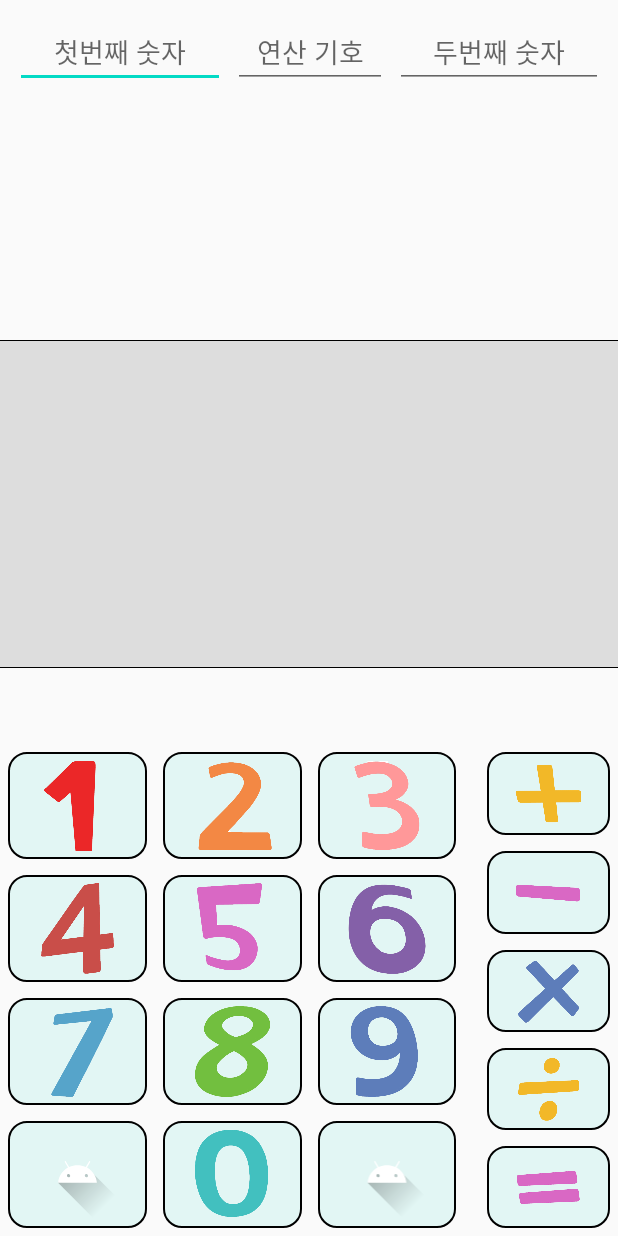
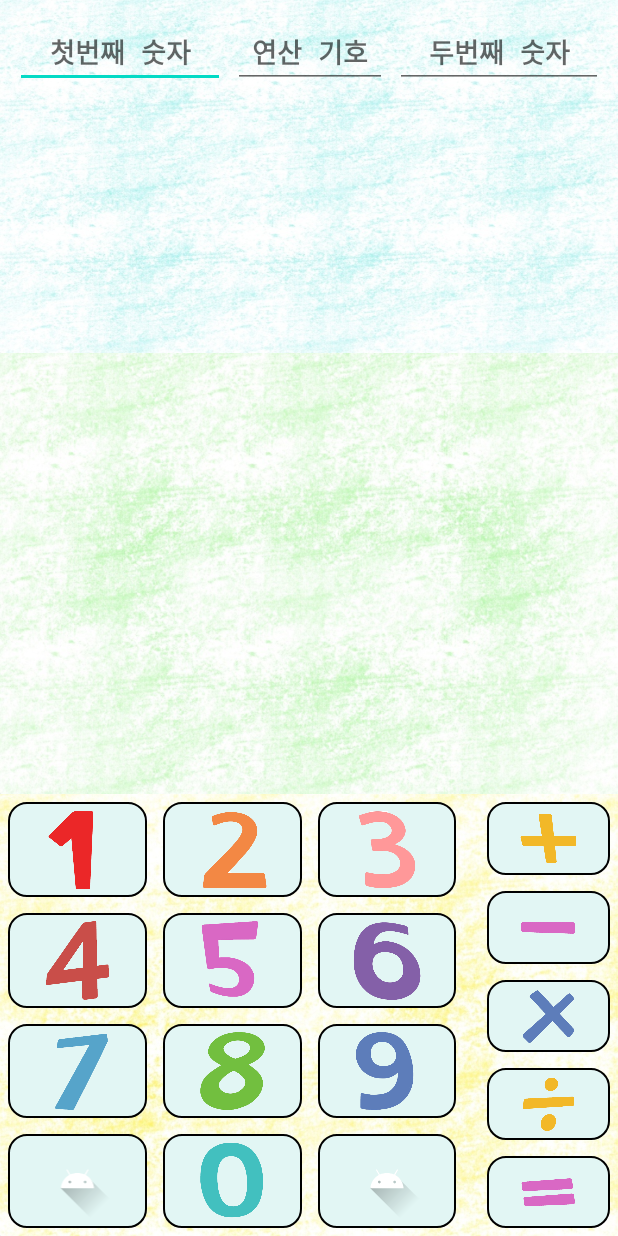
Before and after one commit to ddophi98/IndividualProjcet-FruitCalculater, an Android app: the layout activity_main.xml on its own in the app's theme, with its tools: preview values and no code run, on a phone screen of 412 x 824 dp. Run offline under Robolectric (Android 15) with nearby library versions, the phone set to English and light mode, and no system bars.

Commit message:
Renew overall design

```diff
--- a/app/src/main/res/drawable/layout_border.xml
+++ /dev/null
@@ -1,18 +0,0 @@
-<?xml version="1.0" encoding="utf-8"?>
-<layer-list xmlns:android="http://schemas.android.com/apk/res/android">
-    <item>
-        <shape
-            android:shape="rectangle">
-            <stroke android:width="1dp"
-                android:color="#FF000000"/>
-            <solid android:color="#FFDDDDDD"/>
-        </shape>
-    </item>
-
-    <item android:top="1dp" android:bottom="1dp">
-        <shape android:shape="rectangle">
-            <stroke android:width="1dp" android:color="#FFDDDDDD" />
-            <solid android:color="#00000000" />
-        </shape>
-    </item>
-</layer-list>
--- a/app/src/main/res/layout/activity_main.xml
+++ b/app/src/main/res/layout/activity_main.xml
@@ -4,14 +4,15 @@
     xmlns:tools="http://schemas.android.com/tools"
     android:layout_width="match_parent"
     android:layout_height="match_parent"
-    tools:context=".MainActivity"
-    android:orientation="vertical">
+    android:orientation="vertical"
+    tools:context=".MainActivity">
 
     <androidx.constraintlayout.widget.ConstraintLayout
         android:id="@+id/topLayout"
         android:layout_width="match_parent"
         android:layout_height="0dp"
-        android:layout_weight="1"
+        android:layout_weight="0.8"
+        android:background="@drawable/background1"
         app:layout_constraintEnd_toEndOf="parent"
         app:layout_constraintStart_toStartOf="parent"
         app:layout_constraintTop_toTopOf="parent">
@@ -32,14 +33,15 @@
                 android:layout_marginStart="10dp"
                 android:layout_weight="1" />
 
-            <TextView
-                android:id="@+id/txtOperator"
+            <ImageView
+                android:id="@+id/operatorShow"
                 android:layout_width="0dp"
                 android:layout_height="wrap_content"
                 android:layout_gravity="center"
+                android:layout_margin="8dp"
                 android:layout_weight="1"
                 android:gravity="center"
-                android:textAppearance="@style/TextAppearance.AppCompat.Large" />
+                android:padding="20dp" />
 
             <ImageView
                 android:id="@+id/imgShow2"
@@ -55,8 +57,12 @@
                 android:layout_gravity="center"
                 android:layout_marginEnd="10dp"
                 android:layout_weight="1"
+                android:fontFamily="monospace"
                 android:gravity="center"
                 android:textAppearance="@style/TextAppearance.AppCompat.Large"
+                android:textColor="@color/numberShowColor"
+                android:textSize="35sp"
+                android:textStyle="bold"
                 android:visibility="gone" />
         </LinearLayout>
 
@@ -77,10 +83,12 @@
                 android:layout_marginStart="10dp"
                 android:layout_weight="1"
                 android:ems="10"
+                android:fontFamily="monospace"
                 android:gravity="center"
                 android:hint="첫번째 숫자"
                 android:inputType="textPersonName"
-                android:maxLength="1" />
+                android:maxLength="1"
+                android:textStyle="bold" />
 
             <EditText
                 android:id="@+id/operator"
@@ -91,10 +99,12 @@
                 android:layout_marginRight="5dp"
                 android:layout_weight="1.5"
                 android:ems="10"
+                android:fontFamily="monospace"
                 android:gravity="center"
                 android:hint="연산 기호"
                 android:inputType="textPersonName"
-                android:maxLength="1" />
+                android:maxLength="1"
+                android:textStyle="bold" />
 
             <EditText
                 android:id="@+id/secondNumber"
@@ -104,10 +114,12 @@
                 android:layout_marginEnd="10dp"
                 android:layout_weight="1"
                 android:ems="10"
+                android:fontFamily="monospace"
                 android:gravity="center"
                 android:hint="두번째 숫자"
                 android:inputType="textPersonName"
-                android:maxLength="1" />
+                android:maxLength="1"
+                android:textStyle="bold" />
         </LinearLayout>
 
     </androidx.constraintlayout.widget.ConstraintLayout>
@@ -116,9 +128,9 @@
         android:id="@+id/middleLayout"
         android:layout_width="match_parent"
         android:layout_height="0dp"
-        android:layout_marginTop="8dp"
         android:layout_weight="1"
-        android:background="@drawable/layout_border">
+        android:background="@drawable/background2"
+        android:paddingTop="8dp">
 
         <ImageView
             android:id="@+id/testImg0"
@@ -202,9 +214,8 @@
             android:layout_marginTop="8dp"
             android:layout_marginBottom="8dp"
             android:alpha="0.0"
-            app:layout_constraintBottom_toBottomOf="parent"
+            app:layout_constraintBottom_toTopOf="@+id/txtResult"
             app:layout_constraintEnd_toStartOf="@+id/testImg6"
-            app:layout_constraintHorizontal_bias="0.5"
             app:layout_constraintStart_toStartOf="parent"
             app:layout_constraintTop_toBottomOf="@+id/testImg0"
             app:srcCompat="@drawable/fruit_empty" />
@@ -218,12 +229,12 @@
             android:layout_marginRight="8dp"
             android:layout_marginBottom="8dp"
             android:alpha="0.0"
-            app:layout_constraintBottom_toBottomOf="parent"
+            app:layout_constraintBottom_toTopOf="@+id/txtResult"
             app:layout_constraintEnd_toStartOf="@+id/testImg7"
             app:layout_constraintHorizontal_bias="0.5"
             app:layout_constraintStart_toEndOf="@+id/testImg5"
             app:layout_constraintTop_toBottomOf="@+id/testImg0"
-            app:layout_constraintVertical_bias="0.0"
+            app:layout_constraintVertical_bias="1.0"
             app:srcCompat="@drawable/fruit_empty" />
 
         <ImageView
@@ -233,7 +244,7 @@
             android:layout_marginTop="8dp"
             android:layout_marginBottom="8dp"
             android:alpha="0.0"
-            app:layout_constraintBottom_toBottomOf="parent"
+            app:layout_constraintBottom_toTopOf="@+id/txtResult"
             app:layout_constraintEnd_toStartOf="@+id/testImg8"
             app:layout_constraintHorizontal_bias="0.5"
             app:layout_constraintStart_toEndOf="@+id/testImg6"
@@ -249,7 +260,7 @@
             android:layout_marginRight="8dp"
             android:layout_marginBottom="8dp"
             android:alpha="0.0"
-            app:layout_constraintBottom_toBottomOf="parent"
+            app:layout_constraintBottom_toTopOf="@+id/txtResult"
             app:layout_constraintEnd_toStartOf="@+id/testImg9"
             app:layout_constraintHorizontal_bias="0.5"
             app:layout_constraintStart_toEndOf="@+id/testImg7"
@@ -264,7 +275,7 @@
             android:layout_marginEnd="8dp"
             android:layout_marginBottom="8dp"
             android:alpha="0.0"
-            app:layout_constraintBottom_toBottomOf="parent"
+            app:layout_constraintBottom_toTopOf="@+id/txtResult"
             app:layout_constraintEnd_toEndOf="parent"
             app:layout_constraintHorizontal_bias="0.5"
             app:layout_constraintStart_toEndOf="@+id/testImg8"
@@ -276,30 +287,39 @@
             android:layout_width="wrap_content"
             android:layout_height="wrap_content"
             android:layout_marginStart="16dp"
+            android:fontFamily="serif-monospace"
             android:textAppearance="@style/TextAppearance.AppCompat.Medium"
-            app:layout_constraintBottom_toBottomOf="parent"
+            android:textSize="20sp"
+            android:textStyle="bold"
+            app:layout_constraintBottom_toTopOf="@+id/txtResult"
             app:layout_constraintStart_toEndOf="@+id/testImg7"
             app:layout_constraintTop_toTopOf="parent" />
-
-    </androidx.constraintlayout.widget.ConstraintLayout>
 
         <TextView
             android:id="@+id/txtResult"
             android:layout_width="match_parent"
             android:layout_height="wrap_content"
             android:layout_gravity="center"
-        android:layout_marginTop="8dp"
-        android:layout_marginBottom="8dp"
+            android:fontFamily="monospace"
             android:gravity="center"
+            android:paddingTop="8dp"
+            android:paddingBottom="8dp"
             android:textAppearance="@style/TextAppearance.AppCompat.Large"
             android:textSize="25sp"
-        android:visibility="visible" />
+            android:textStyle="bold"
+            android:visibility="visible"
+            app:layout_constraintBottom_toBottomOf="parent"
+            app:layout_constraintEnd_toEndOf="parent"
+            app:layout_constraintStart_toStartOf="parent" />
+
+    </androidx.constraintlayout.widget.ConstraintLayout>
 
     <LinearLayout
         android:id="@+id/bottomLayout"
         android:layout_width="match_parent"
         android:layout_height="0dp"
-        android:layout_weight="1.5"
+        android:layout_weight="1"
+        android:background="@drawable/background8"
         android:orientation="horizontal"
         app:layout_constraintBottom_toBottomOf="parent"
         app:layout_constraintEnd_toEndOf="parent"
--- a/app/src/main/res/values/colors.xml
+++ b/app/src/main/res/values/colors.xml
@@ -5,4 +5,5 @@
     <color name="colorAccent">#03DAC5</color>
 
     <color name="keyBoardButtonBackgroundColor">#E2F6F4</color>
+    <color name="numberShowColor">#B361FF</color>
 </resources>
--- a/app/src/main/res/values/styles.xml
+++ b/app/src/main/res/values/styles.xml
@@ -1,7 +1,7 @@
 <resources>
 
     <!-- Base application theme. -->
-    <style name="AppTheme" parent="Theme.AppCompat.Light.DarkActionBar">
+    <style name="AppTheme" parent="Theme.AppCompat.Light.NoActionBar">
         <!-- Customize your theme here. -->
         <item name="colorPrimary">@color/colorPrimary</item>
         <item name="colorPrimaryDark">@color/colorPrimaryDark</item>
```
Also changed, not shown: app/src/main/java/kr/co/ddophi/calculaterforkids/MainActivity.kt (+57 -30 lines), app/src/main/res/drawable-v24/background1.png (added), app/src/main/res/drawable-v24/background2.png (added), app/src/main/res/drawable-v24/background8.png (added), app/src/main/res/drawable-v24/operator2.png. Lines whose indentation alone changed are shown as unchanged.
